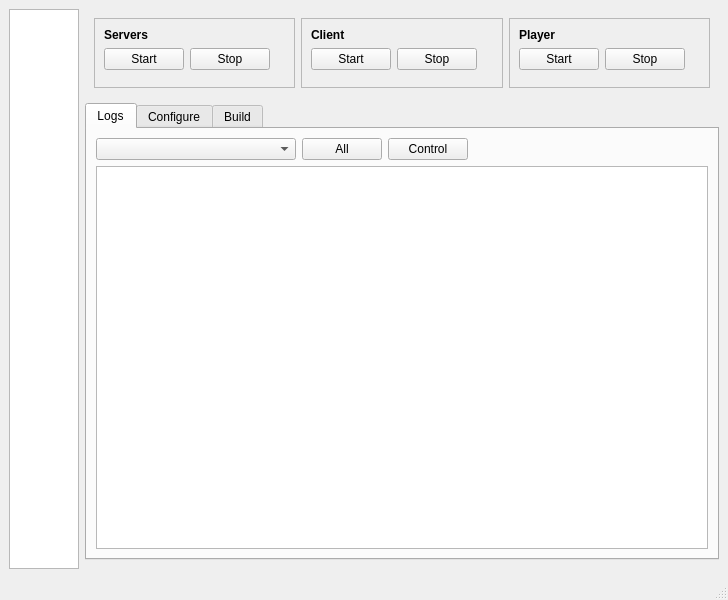
marc-hanheide/cogx, file vision/trunk/tools/castctrl/qtui/mainwindow.ui: the form before one commit.
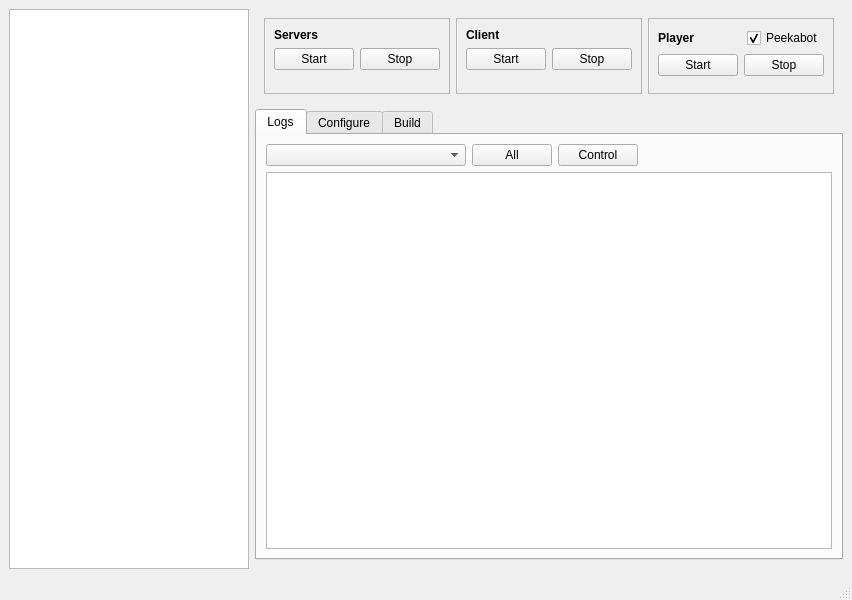
The form after the commit.

Commit message: castctrl: python-server, peekabot

The edit to the form file:
```diff
--- a/vision/trunk/tools/castctrl/qtui/mainwindow.ui
+++ b/vision/trunk/tools/castctrl/qtui/mainwindow.ui
@@ -6,7 +6,7 @@
    <rect>
     <x>0</x>
     <y>0</y>
-    <width>728</width>
+    <width>800</width>
     <height>600</height>
    </rect>
   </property>
@@ -26,6 +26,12 @@
         <verstretch>0</verstretch>
        </sizepolicy>
       </property>
+      <property name="minimumSize">
+       <size>
+        <width>240</width>
+        <height>0</height>
+       </size>
+      </property>
      </widget>
     </item>
     <item>
@@ -77,6 +83,8 @@
             </property>
             <layout class="QVBoxLayout" name="verticalLayout_3">
              <item>
+              <layout class="QHBoxLayout" name="horizontalLayout_10">
+               <item>
               <widget class="QLabel" name="label">
                <property name="font">
                 <font>
@@ -89,6 +97,8 @@
                </property>
               </widget>
              </item>
+              </layout>
+             </item>
              <item>
               <layout class="QHBoxLayout" name="horizontalLayout_3">
                <item>
@@ -155,6 +165,8 @@
             </property>
             <layout class="QVBoxLayout" name="verticalLayout_4">
              <item>
+              <layout class="QHBoxLayout" name="horizontalLayout_9">
+               <item>
               <widget class="QLabel" name="label_2">
                <property name="font">
                 <font>
@@ -167,6 +179,8 @@
                </property>
               </widget>
              </item>
+              </layout>
+             </item>
              <item>
               <layout class="QHBoxLayout" name="horizontalLayout_4">
                <item>
@@ -233,6 +247,8 @@
             </property>
             <layout class="QVBoxLayout" name="verticalLayout_5">
              <item>
+              <layout class="QHBoxLayout" name="horizontalLayout_7">
+               <item>
               <widget class="QLabel" name="label_9">
                <property name="font">
                 <font>
@@ -246,6 +262,31 @@
               </widget>
              </item>
              <item>
+                <spacer name="horizontalSpacer_6">
+                 <property name="orientation">
+                  <enum>Qt::Horizontal</enum>
+                 </property>
+                 <property name="sizeHint" stdset="0">
+                  <size>
+                   <width>40</width>
+                   <height>20</height>
+                  </size>
+                 </property>
+                </spacer>
+               </item>
+               <item>
+                <widget class="QCheckBox" name="ckPeekabot">
+                 <property name="text">
+                  <string>Peekabot</string>
+                 </property>
+                 <property name="checked">
+                  <bool>true</bool>
+                 </property>
+                </widget>
+               </item>
+              </layout>
+             </item>
+             <item>
               <layout class="QHBoxLayout" name="horizontalLayout_8">
                <item>
                 <widget class="QPushButton" name="btPlayerStart">
```
Left out of the diff: 2 changed lines with no effect on the pictures. Lines whose indentation alone changed are shown as unchanged. The commit also changes 5 other files.
